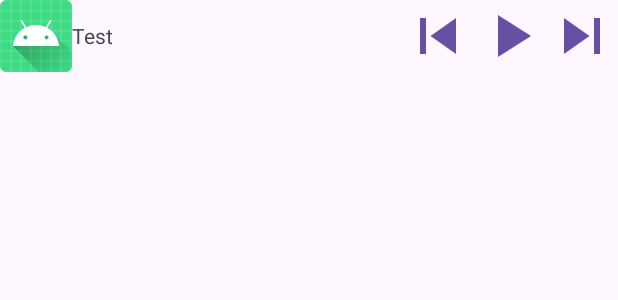
After one commit to nijuyonkadesu/Harp, an Android app: the layout player_sheet.xml on its own in the app's theme, with its tools: preview values and no code run, on a phone screen of 412 x 824 dp. The commit adds this screen. Shown: the top 300 px of the screen. Run offline under Robolectric (Android 15) with nearby library versions, the phone set to English and light mode, and no system bars.

Commit message:
Persistent Bottom Sheet

```diff
--- a/app/src/main/java/com/njk/harp/MainActivity.kt
+++ b/app/src/main/java/com/njk/harp/MainActivity.kt
@@ -10,12 +10,16 @@ import androidx.navigation.ui.navigateUp
 import androidx.navigation.ui.setupActionBarWithNavController
 import android.view.Menu
 import android.view.MenuItem
+import android.widget.LinearLayout
+import com.google.android.material.bottomsheet.BottomSheetBehavior
 import com.njk.harp.databinding.ActivityMainBinding
 
 class MainActivity : AppCompatActivity() {
 
     private lateinit var appBarConfiguration: AppBarConfiguration
     private lateinit var binding: ActivityMainBinding
+    private lateinit var bottomSheetBehavior: BottomSheetBehavior<LinearLayout>
+
 
     override fun onCreate(savedInstanceState: Bundle?) {
         WindowCompat.setDecorFitsSystemWindows(window, false)
@@ -29,6 +33,9 @@ class MainActivity : AppCompatActivity() {
         val navController = findNavController(R.id.nav_host_fragment_content_main)
         appBarConfiguration = AppBarConfiguration(navController.graph)
         setupActionBarWithNavController(navController, appBarConfiguration)
+
+        bottomSheetBehavior = BottomSheetBehavior.from(findViewById(R.id.player_bottom_sheet))
+
     }
 
     override fun onSupportNavigateUp(): Boolean {
--- /dev/null
+++ b/app/src/main/res/drawable/play.xml
@@ -0,0 +1,5 @@
+<vector android:height="24dp" android:tint="#000000"
+    android:viewportHeight="24" android:viewportWidth="24"
+    android:width="24dp" xmlns:android="http://schemas.android.com/apk/res/android">
+    <path android:fillColor="@android:color/white" android:pathData="M8,5v14l11,-7z"/>
+</vector>
--- /dev/null
+++ b/app/src/main/res/drawable/skip_next.xml
@@ -0,0 +1,5 @@
+<vector android:height="24dp" android:tint="#000000"
+    android:viewportHeight="24" android:viewportWidth="24"
+    android:width="24dp" xmlns:android="http://schemas.android.com/apk/res/android">
+    <path android:fillColor="@android:color/white" android:pathData="M6,18l8.5,-6L6,6v12zM16,6v12h2V6h-2z"/>
+</vector>
--- /dev/null
+++ b/app/src/main/res/drawable/skip_prev.xml
@@ -0,0 +1,5 @@
+<vector android:height="24dp" android:tint="#000000"
+    android:viewportHeight="24" android:viewportWidth="24"
+    android:width="24dp" xmlns:android="http://schemas.android.com/apk/res/android">
+    <path android:fillColor="@android:color/white" android:pathData="M6,6h2v12L6,18zM9.5,12l8.5,6L18,6z"/>
+</vector>
--- a/app/src/main/res/layout/activity_main.xml
+++ b/app/src/main/res/layout/activity_main.xml
@@ -7,6 +7,7 @@
     android:fitsSystemWindows="true"
     tools:context=".MainActivity">
 
+<!--  App Top Bar  -->
     <com.google.android.material.appbar.AppBarLayout
         android:layout_width="match_parent"
         android:layout_height="wrap_content"
@@ -19,6 +20,14 @@
 
     </com.google.android.material.appbar.AppBarLayout>
 
+<!--  Anything that appears in middle of the screen  -->
     <include layout="@layout/content_main" />
 
+    <!-- Drag handle for accessibility -->
+<!--    <com.google.android.material.bottomsheet.BottomSheetDragHandleView-->
+<!--        android:id="@+id/drag_handle"-->
+<!--        android:layout_width="match_parent"-->
+<!--        android:layout_height="wrap_content"/>-->
+    <include layout="@layout/player_sheet" />
+
 </androidx.coordinatorlayout.widget.CoordinatorLayout>
--- /dev/null
+++ b/app/src/main/res/layout/player_sheet.xml
@@ -0,0 +1,47 @@
+<?xml version="1.0" encoding="utf-8"?>
+
+<!--  Bottom sheet which contains player  -->
+
+    <LinearLayout
+        android:id="@+id/player_bottom_sheet"
+        xmlns:android="http://schemas.android.com/apk/res/android"
+        xmlns:app="http://schemas.android.com/apk/res-auto"
+        style="@style/Widget.Material3.BottomSheet"
+
+        android:layout_width="match_parent"
+        android:layout_height="wrap_content"
+        android:orientation="horizontal"
+        app:layout_behavior="com.google.android.material.bottomsheet.BottomSheetBehavior">
+
+        <ImageView
+            android:layout_width="48dp"
+            android:layout_height="48dp"
+            android:src="@mipmap/ic_launcher"/>
+        <!--    TODO: scrolling text        -->
+        <TextView
+            android:layout_width="wrap_content"
+            android:layout_height="match_parent"
+            android:gravity="center_vertical"
+            android:text="@string/test_string"/>
+        <!--    Player Controls       -->
+        <LinearLayout
+            android:layout_width="match_parent"
+            android:layout_height="match_parent"
+            android:gravity="end">
+            <ImageView
+                app:tint="?colorPrimary"
+                android:layout_width="48dp"
+                android:layout_height="48dp"
+                android:src="@drawable/skip_prev"/>
+            <ImageView
+                app:tint="?colorPrimary"
+                android:layout_width="48dp"
+                android:layout_height="48dp"
+                android:src="@drawable/play"/>
+            <ImageView
+                app:tint="?colorPrimary"
+                android:layout_width="48dp"
+                android:layout_height="48dp"
+                android:src="@drawable/skip_next"/>
+        </LinearLayout>
+    </LinearLayout>
```
